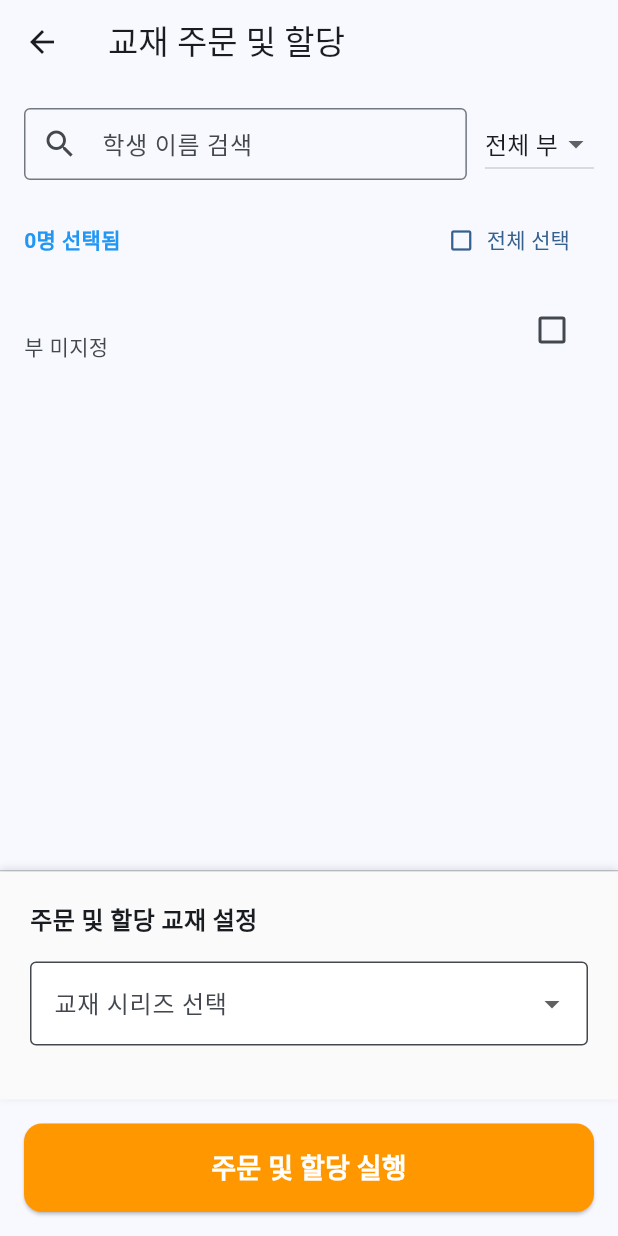
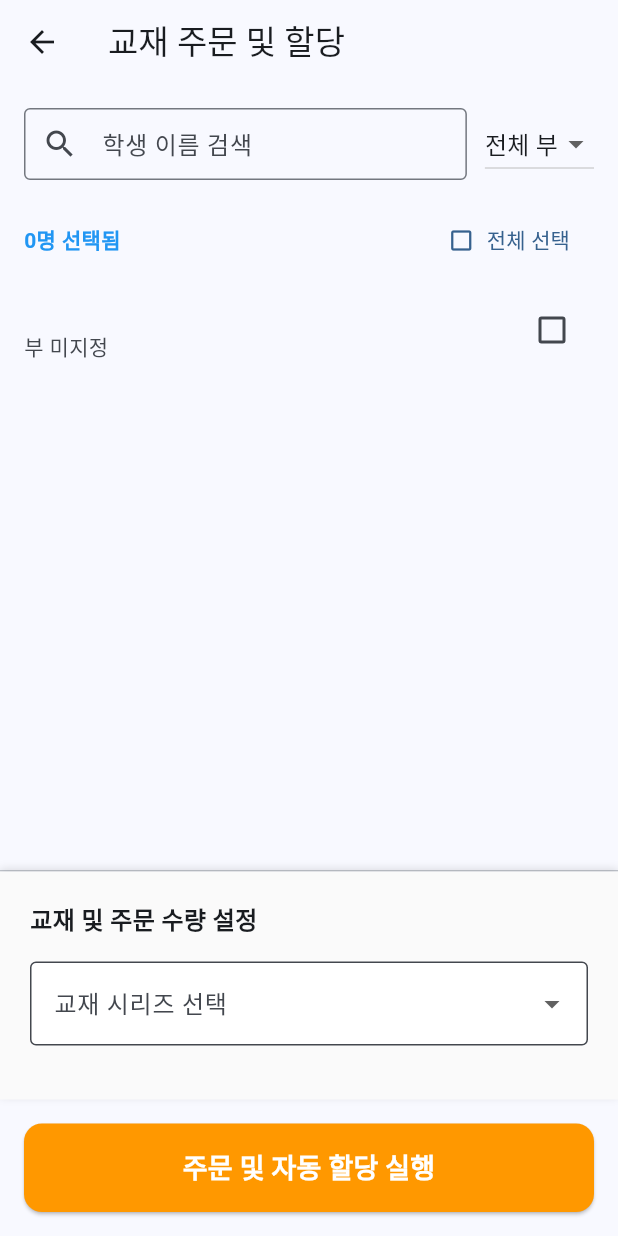
Before and after one commit to JaeHak1981/baduk_manager, a Flutter app: the TextbookOrderScreen screen opened directly with empty values, on a phone screen of 412 x 824 dp. Run offline on Flutter 3.47's test engine with Material 3 defaults, Android fonts, the phone set to English and light mode, and no system bars; our stand-ins replace cloud_firestore, firebase_auth, firebase_core; missing offline and left inert: excel, universal_html; accounts and stored records are empty; generated files the repository leaves out were written again.

Commit message:
feat: 교재 주문 로직 단순화(수량 기반) 및 자동 권호 할당 기능 고도화

```diff
--- a/lib/screens/textbook_order_screen.dart
+++ b/lib/screens/textbook_order_screen.dart
@@ -6,6 +6,7 @@ import '../models/student_model.dart';
 import '../models/textbook_model.dart';
 import '../providers/student_provider.dart';
 import '../providers/progress_provider.dart';
+import 'dart:math' as math;
 
 class TextbookOrderScreen extends StatefulWidget {
   final AcademyModel academy;
@@ -20,8 +21,7 @@ class _TextbookOrderScreenState extends State<TextbookOrderScreen> {
   int? _selectedFilterSession; // null: 전체
   final Set<String> _selectedStudentIds = {};
   TextbookModel? _selectedTextbook;
-  int _selectedStartVolume = 1;
-  int _selectedEndVolume = 1;
+  int _orderQuantity = 1; // 기본 수량 1권
   String _searchQuery = '';
 
   @override
@@ -94,7 +94,8 @@ class _TextbookOrderScreenState extends State<TextbookOrderScreen> {
     }
 
     final progressProvider = context.read<ProgressProvider>();
-    int totalCount = 0;
+    Map<int, int> volumeCounts = {}; // 권호별 실제 할당 수량 집계
+    int totalAssigned = 0;
 
     // 로딩 다이얼로그
     showDialog(
@@ -105,32 +106,52 @@ class _TextbookOrderScreenState extends State<TextbookOrderScreen> {
 
     try {
       for (var studentId in _selectedStudentIds) {
-        // 1. 기존 진행 중인 교재 자동 완료 처리
+        // 1. 해당 학생의 기존 이력 분석하여 시작 권호 결정
         final currentProgress = progressProvider.getProgressForStudent(
           studentId,
         );
+
+        // 해당 교재 시리즈의 진도만 필터링
+        final seriesProgress = currentProgress
+            .where((p) => p.textbookId == _selectedTextbook!.id)
+            .toList();
+
+        int lastVolume = 0;
+        if (seriesProgress.isNotEmpty) {
+          lastVolume = seriesProgress
+              .map((p) => p.volumeNumber)
+              .reduce(math.max);
+        }
+
+        // 2. 기존 '진행 중'인 모든 교재 자동 완료 처리
         for (var p in currentProgress) {
           if (!p.isCompleted) {
             await progressProvider.updateVolumeStatus(p.id, studentId, true);
           }
         }
 
-        // 2. 새 교재 할당 (시작 권수부터 종료 권수까지)
-        for (int v = _selectedStartVolume; v <= _selectedEndVolume; v++) {
+        // 3. 새 교재 할당 (현재 마지막 권호 + 1 부터 수량만큼)
+        for (int i = 1; i <= _orderQuantity; i++) {
+          int targetVolume = lastVolume + i;
+
+          // 최대 권수를 초과하지 않도록 (초과 시 처리 로직은 서비스에 따라 다를 수 있으나 일단 할당)
           await progressProvider.assignVolume(
             studentId: studentId,
             academyId: widget.academy.id,
             ownerId: widget.academy.ownerId,
             textbook: _selectedTextbook!,
-            volumeNumber: v,
+            volumeNumber: targetVolume,
           );
-          totalCount++;
+
+          // 요약용 집계
+          volumeCounts[targetVolume] = (volumeCounts[targetVolume] ?? 0) + 1;
+          totalAssigned++;
         }
       }
 
       if (mounted) {
         Navigator.pop(context); // 로딩 다이얼로그 닫기
-        _showOrderSummaryDialog(totalCount);
+        _showOrderSummaryDialog(totalAssigned, volumeCounts);
       }
     } catch (e) {
       if (mounted) {
@@ -142,18 +163,18 @@ class _TextbookOrderScreenState extends State<TextbookOrderScreen> {
     }
   }
 
-  void _showOrderSummaryDialog(int totalCount) {
-    final int studentCount = _selectedStudentIds.length;
-    final int volumesPerStudent = _selectedEndVolume - _selectedStartVolume + 1;
+  void _showOrderSummaryDialog(int totalCount, Map<int, int> volumeCounts) {
     final String textbookName = _selectedTextbook!.name;
 
-    String volumeRange = _selectedStartVolume == _selectedEndVolume
-        ? '$_selectedStartVolume권'
-        : '$_selectedStartVolume~$_selectedEndVolume권';
+    // 권호별 상세 내역 생성 (예: 1권(3), 2권(1))
+    List<int> sortedVolumes = volumeCounts.keys.toList()..sort();
+    String detailedVolumes = sortedVolumes
+        .map((v) => '${v}권(${volumeCounts[v]})')
+        .join(', ');
 
     String orderSummary =
         '[${widget.academy.name}] 주문 내역:\n'
-        '$textbookName $volumeRange ($studentCount명 x $volumesPerStudent권)\n'
+        '$textbookName $detailedVolumes\n'
         '총 $totalCount권 주문 요청합니다.';
 
     showDialog(
@@ -164,7 +185,7 @@ class _TextbookOrderScreenState extends State<TextbookOrderScreen> {
           mainAxisSize: MainAxisSize.min,
           crossAxisAlignment: CrossAxisAlignment.start,
           children: [
-            const Text('학생들에게 교재 할당이 완료되었습니다.'),
+            const Text('학생별 다음 진도에 맞춰 할당이 완료되었습니다.'),
             const SizedBox(height: 16),
             const Text(
               '출판사 전송용 주문 문구:',
@@ -200,8 +221,7 @@ class _TextbookOrderScreenState extends State<TextbookOrderScreen> {
         ],
       ),
     ).then((_) {
-      // 작업 완료 후 화면 닫기 (또는 상태 초기화)
-      Navigator.pop(context);
+      if (mounted) Navigator.pop(context);
     });
   }
 
@@ -222,7 +242,7 @@ class _TextbookOrderScreenState extends State<TextbookOrderScreen> {
 
               const Divider(height: 1),
 
-              // 2. 교재 선택 및 주문 정보 설정 영역
+              // 2. 교재 선택 및 수량 설정 영역
               _buildOrderSettingsArea(progressProvider.allOwnerTextbooks),
 
               // 3. 하단 주문 버튼
@@ -349,7 +369,7 @@ class _TextbookOrderScreenState extends State<TextbookOrderScreen> {
       padding: const EdgeInsets.all(20),
       decoration: BoxDecoration(
         color: Colors.grey.shade50,
-        boxShadow: [
+        boxShadow: const [
           BoxShadow(
             color: Colors.black12,
             blurRadius: 4,
@@ -361,7 +381,7 @@ class _TextbookOrderScreenState extends State<TextbookOrderScreen> {
         crossAxisAlignment: CrossAxisAlignment.start,
         children: [
           const Text(
-            '주문 및 할당 교재 설정',
+            '교재 및 주문 수량 설정',
             style: TextStyle(fontWeight: FontWeight.bold, fontSize: 16),
           ),
           const SizedBox(height: 16),
@@ -381,49 +401,29 @@ class _TextbookOrderScreenState extends State<TextbookOrderScreen> {
             onChanged: (val) {
               setState(() {
                 _selectedTextbook = val;
-                _selectedStartVolume = 1;
-                _selectedEndVolume = 1;
+                _orderQuantity = 1;
               });
             },
           ),
 
           const SizedBox(height: 16),
 
-          // 권호 범위 선택
+          // 수량 선택
           if (_selectedTextbook != null)
             Row(
               children: [
+                const Text('인당 주문 수량: ', style: TextStyle(fontSize: 15)),
+                const SizedBox(width: 12),
                 Expanded(
-                  child: _buildVolumeDropdown(
-                    label: '시작 권호',
-                    value: _selectedStartVolume,
-                    max: _selectedTextbook!.totalVolumes,
-                    onChanged: (val) {
-                      setState(() {
-                        _selectedStartVolume = val!;
-                        if (_selectedEndVolume < _selectedStartVolume) {
-                          _selectedEndVolume = _selectedStartVolume;
-                        }
-                      });
-                    },
-                  ),
-                ),
-                const Padding(
-                  padding: EdgeInsets.symmetric(horizontal: 12.0),
-                  child: Text('~'),
-                ),
-                Expanded(
-                  child: _buildVolumeDropdown(
-                    label: '종료 권호',
-                    value: _selectedEndVolume,
-                    max: _selectedTextbook!.totalVolumes,
-                    onChanged: (val) {
-                      setState(() {
-                        _selectedEndVolume = val!;
-                        if (_selectedStartVolume > _selectedEndVolume) {
-                          _selectedStartVolume = _selectedEndVolume;
-                        }
-                      });
+                  child: SegmentedButton<int>(
+                    segments: const [
+                      ButtonSegment(value: 1, label: Text('1권')),
+                      ButtonSegment(value: 2, label: Text('2권')),
+                      ButtonSegment(value: 3, label: Text('3권')),
+                    ],
+                    selected: {_orderQuantity},
+                    onSelectionChanged: (val) {
+                      setState(() => _orderQuantity = val.first);
                     },
                   ),
                 ),
@@ -432,38 +432,13 @@ class _TextbookOrderScreenState extends State<TextbookOrderScreen> {
 
           if (_selectedTextbook != null) ...[
             const SizedBox(height: 12),
-            Text(
-              '1인당 주문 수량: ${_selectedEndVolume - _selectedStartVolume + 1}권',
-              style: const TextStyle(
-                color: Colors.orange,
-                fontWeight: FontWeight.bold,
-              ),
+            const Text(
+              '※ 각 학생의 현재 진도를 확인하여 다음 권수가 자동으로 할당됩니다.',
+              style: TextStyle(color: Colors.grey, fontSize: 12),
             ),
           ],
         ],
       ),
-    );
-  }
-
-  Widget _buildVolumeDropdown({
-    required String label,
-    required int value,
-    required int max,
-    required ValueChanged<int?> onChanged,
-  }) {
-    return DropdownButtonFormField<int>(
-      value: value,
-      decoration: InputDecoration(
-        labelText: label,
-        border: const OutlineInputBorder(),
-        contentPadding: const EdgeInsets.symmetric(horizontal: 12),
-        filled: true,
-        fillColor: Colors.white,
-      ),
-      items: List.generate(max, (i) => i + 1).map((v) {
-        return DropdownMenuItem(value: v, child: Text('$v권'));
-      }).toList(),
-      onChanged: onChanged,
     );
   }
 
@@ -482,7 +457,7 @@ class _TextbookOrderScreenState extends State<TextbookOrderScreen> {
         ),
         onPressed: _handleOrderAndAssign,
         child: const Text(
-          '주문 및 할당 실행',
+          '주문 및 자동 할당 실행',
           style: TextStyle(fontSize: 18, fontWeight: FontWeight.bold),
         ),
       ),
```
